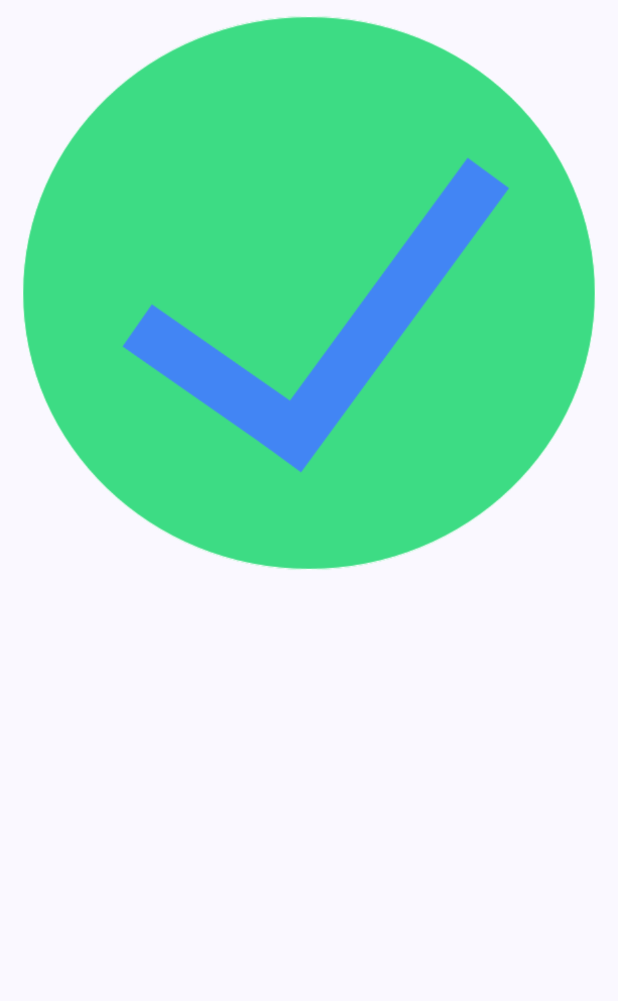
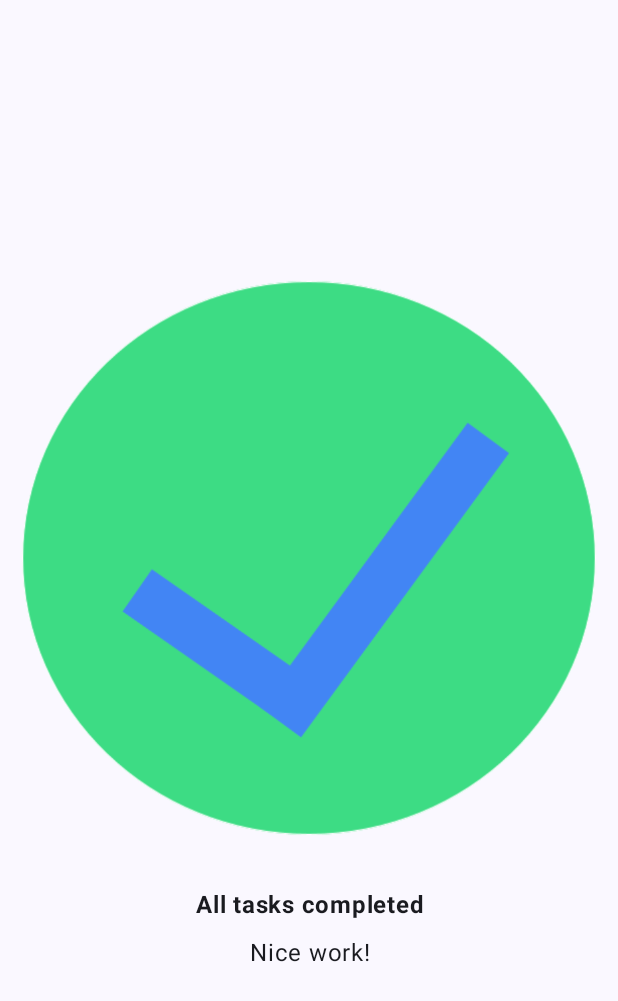
Before and after one commit to anasnajaa/kotlin_training_app, an Android app built with Jetpack Compose: the screen it shows after launch (MainActivity), on a phone screen of 412 x 824 dp. Shown: the top 1001 px of the screen. Run offline under Robolectric (Android 15) with nearby library versions, the phone set to English and light mode, and no system bars.

Commit message:
renamed files to match kotlin codelabs

```diff
--- a/app/src/main/java/com/example/weatherapp/views/TaskCompleteView.kt.kt
+++ /dev/null
@@ -1,22 +0,0 @@
-package com.example.weatherapp.views
-
-import androidx.compose.foundation.Image
-import androidx.compose.foundation.layout.Row
-import androidx.compose.runtime.Composable
-import androidx.compose.ui.Alignment
-import androidx.compose.ui.Modifier
-import androidx.compose.ui.res.painterResource
-import com.example.weatherapp.R
-
-@Composable
-fun TaskCompleteView(modifier: Modifier) {
-    val image = painterResource(R.drawable.ic_task_completed)
-    Row (modifier = modifier,
-        verticalAlignment = Alignment.CenterVertically){
-        Image(
-            painter = image,
-            contentDescription = ""
-        )
-
-    }
-}
--- /dev/null
+++ b/app/src/main/java/com/example/weatherapp/views/TaskManager.kt
@@ -0,0 +1,49 @@
+package com.example.weatherapp.views
+
+import androidx.compose.foundation.Image
+import androidx.compose.foundation.layout.Arrangement
+import androidx.compose.foundation.layout.Column
+import androidx.compose.foundation.layout.fillMaxSize
+import androidx.compose.foundation.layout.fillMaxWidth
+import androidx.compose.foundation.layout.padding
+import androidx.compose.material3.Text
+import androidx.compose.runtime.Composable
+import androidx.compose.ui.Alignment
+import androidx.compose.ui.Modifier
+import androidx.compose.ui.res.painterResource
+import androidx.compose.ui.res.stringResource
+import androidx.compose.ui.text.font.FontWeight
+import androidx.compose.ui.text.style.TextAlign
+import androidx.compose.ui.unit.dp
+import androidx.compose.ui.unit.sp
+import com.example.weatherapp.R
+
+@Composable
+fun TaskCompleteView(modifier: Modifier) {
+    val image = painterResource(R.drawable.ic_task_completed)
+    Column (
+        modifier = modifier.fillMaxSize(),
+        Arrangement.Center){
+        Image(
+            modifier = Modifier.fillMaxWidth(),
+            painter = image,
+            contentDescription = "",
+            alignment = Alignment.Center
+        )
+        Text(
+            text = stringResource(R.string.all_tasks_completed),
+            fontWeight = FontWeight.Bold,
+            textAlign = TextAlign.Center,
+            modifier = Modifier.padding(
+                top = 24.dp,
+                bottom = 8.dp
+            ).fillMaxWidth(),
+        )
+        Text(
+            text = stringResource(R.string.nice_work),
+            modifier = Modifier.fillMaxWidth(),
+            fontSize = 16.sp,
+            textAlign = TextAlign.Center,
+        )
+    }
+}
--- a/app/src/main/res/values/strings.xml
+++ b/app/src/main/res/values/strings.xml
@@ -5,4 +5,6 @@
     <string name="jetpack_compose_tutorial">Jetpack Compose tutorial</string>
     <string name="p_1">Jetpack Compose is a modern toolkit for building native Android UI. Compose simplifies and accelerates UI development on Android with less code, powerful tools, and intuitive Kotlin APIs.</string>
     <string name="p_2">In this tutorial, you build a simple UI component with declarative functions. You call Compose functions to say what elements you want and the Compose compiler does the rest. Compose is built around Composable functions. These functions let you define your app\\\'s UI programmatically because they let you describe how it should look and provide data dependencies, rather than focus on the process of the UI\\\'s construction, such as initializing an element and then attaching it to a parent. To create a Composable function, you add the @Composable annotation to the function name.</string>
+    <string name="all_tasks_completed">All tasks completed</string>
+    <string name="nice_work">Nice work!</string>
 </resources>
```
Also changed, not shown: app/src/main/java/com/example/weatherapp/views/ComposeArticleView.kt (renamed from app/src/main/java/com/example/weatherapp/views/DetailsView.kt).
